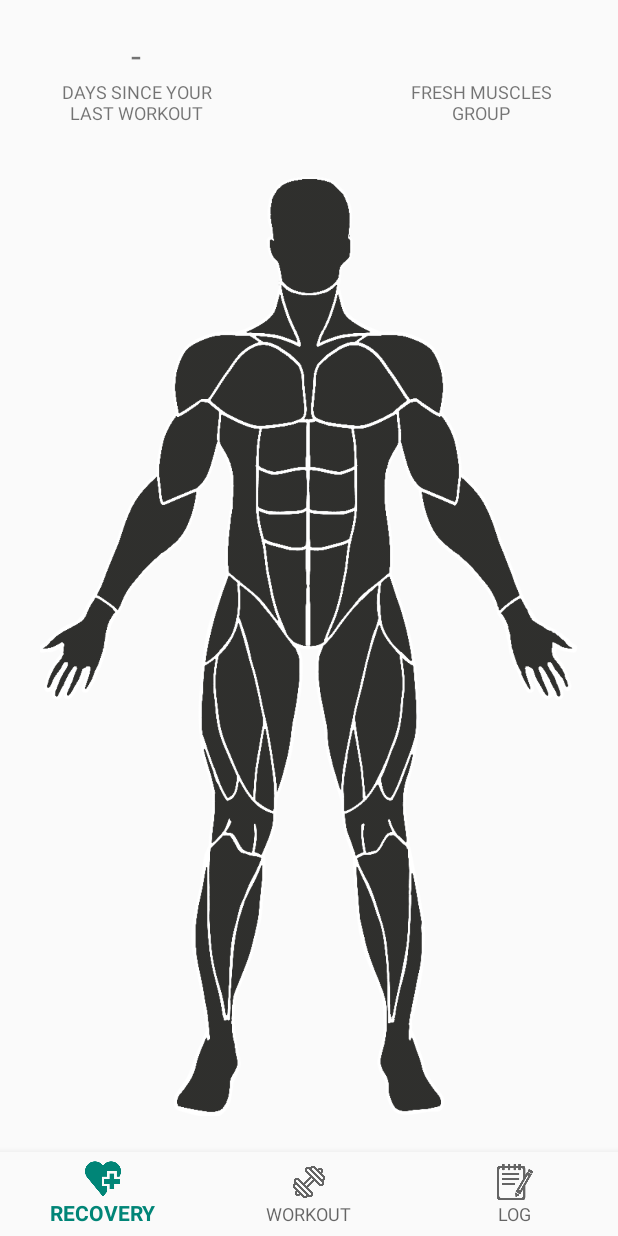
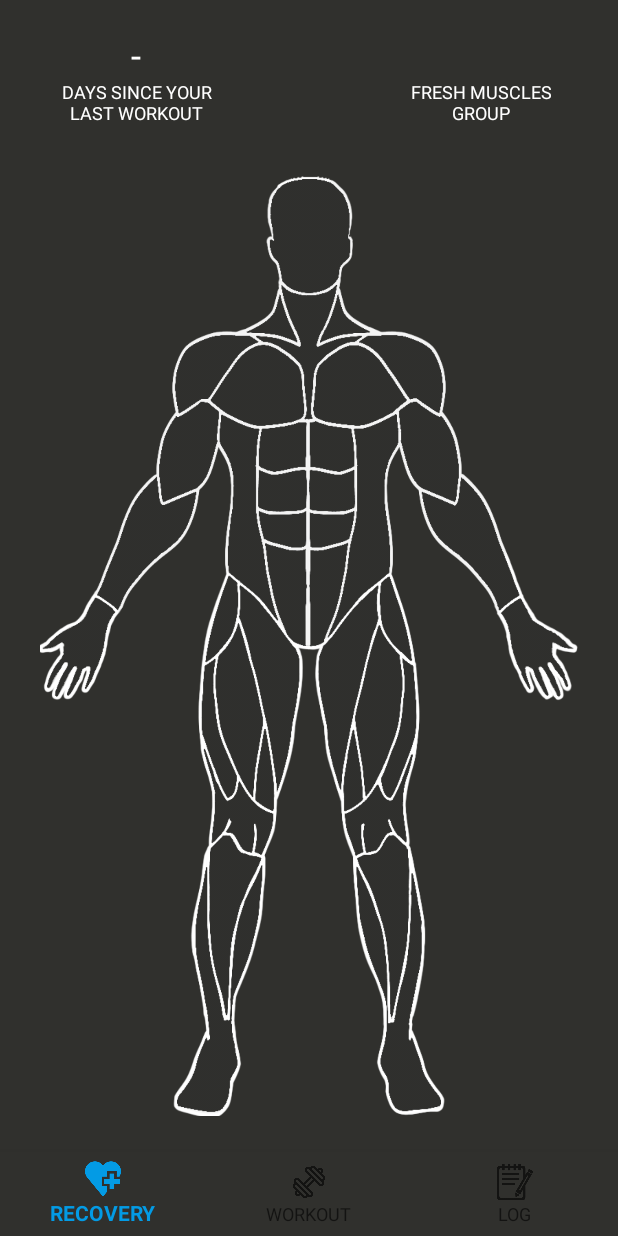
Before and after one commit to jasmeen143/PROYECTO_M13, an Android app: the screen it shows after launch (MainActivity), on a phone screen of 412 x 824 dp. Run offline under Robolectric (Android 15) with nearby library versions, the phone set to English and light mode, and no system bars; our stand-ins replace navigation-ui; libraries missing offline, so code that uses them is left out: at.lukle.clickableareasimage.

Commit message:
Meri Jaan

```diff
--- a/app/src/main/res/layout/activity_main.xml
+++ b/app/src/main/res/layout/activity_main.xml
@@ -3,6 +3,7 @@
     xmlns:app="http://schemas.android.com/apk/res-auto"
     xmlns:tools="http://schemas.android.com/tools"
     android:id="@+id/container"
+    android:background="@color/background"
     android:layout_width="match_parent"
     android:layout_height="match_parent">
 
@@ -10,6 +11,7 @@
         android:id="@+id/nav_view"
         android:layout_width="0dp"
         android:layout_height="wrap_content"
+        app:itemBackground="@color/background"
         android:background="?android:attr/windowBackground"
         app:layout_constraintBottom_toBottomOf="parent"
         app:layout_constraintHorizontal_bias="0.0"
--- a/app/src/main/res/layout/fragment_recovery.xml
+++ b/app/src/main/res/layout/fragment_recovery.xml
@@ -19,6 +19,7 @@
             android:layout_height="wrap_content"
             android:layout_marginRight="60dp"
             android:gravity="center"
+            android:textColor="@color/primaryTextColor"
             android:text="@string/minus"
             android:textSize="24sp" />
 
@@ -28,6 +29,7 @@
             android:layout_height="wrap_content"
             android:layout_marginLeft="60dp"
             android:gravity="center"
+            android:textColor="@color/primaryTextColor"
             android:text=""
             android:textSize="24sp" />
 
@@ -46,6 +48,7 @@
             android:layout_height="wrap_content"
             android:layout_marginRight="60dp"
             android:gravity="center"
+            android:textColor="@color/primaryTextColor"
             android:text="@string/var_dias_desde_ultimo_entreno"
             android:textSize="12sp" />
 
@@ -55,6 +58,7 @@
             android:layout_height="wrap_content"
             android:layout_marginLeft="60dp"
             android:gravity="center"
+            android:textColor="@color/primaryTextColor"
             android:text="@string/var_fresh_muscles"
             android:textSize="12sp" />
 
--- a/app/src/main/res/values/colors.xml
+++ b/app/src/main/res/values/colors.xml
@@ -1,6 +1,8 @@
 <?xml version="1.0" encoding="utf-8"?>
 <resources>
-    <color name="colorPrimary">#008577</color>
-    <color name="colorPrimaryDark">#00574B</color>
-    <color name="colorAccent">#D81B60</color>
+    <color name="colorPrimary">#039be5</color>
+    <color name="colorPrimaryDark">#006db3</color>
+    <color name="colorAccent">#63ccff</color>
+    <color name="primaryTextColor">#ffffff</color>
+    <color name="background">#30302D</color>
 </resources>
```
